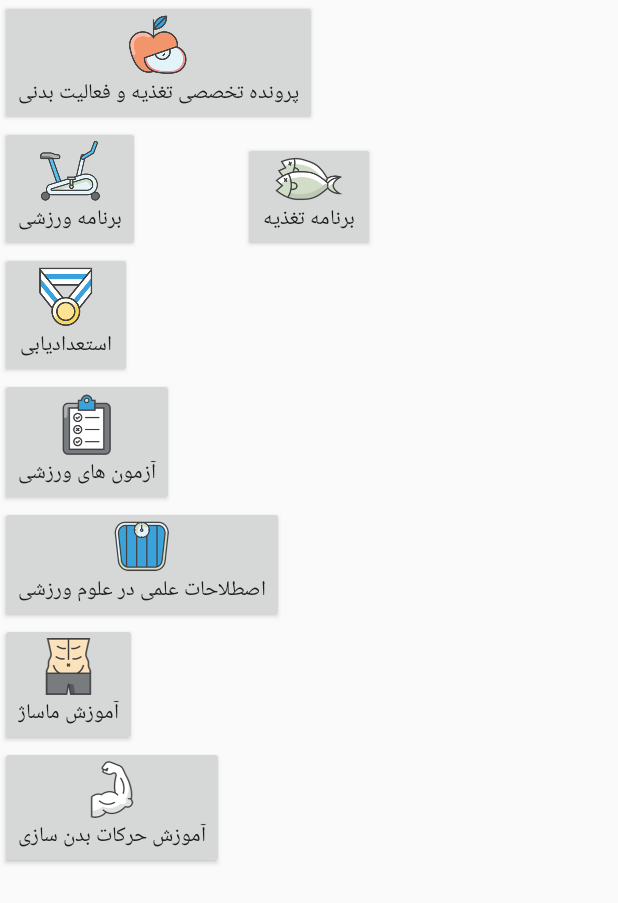
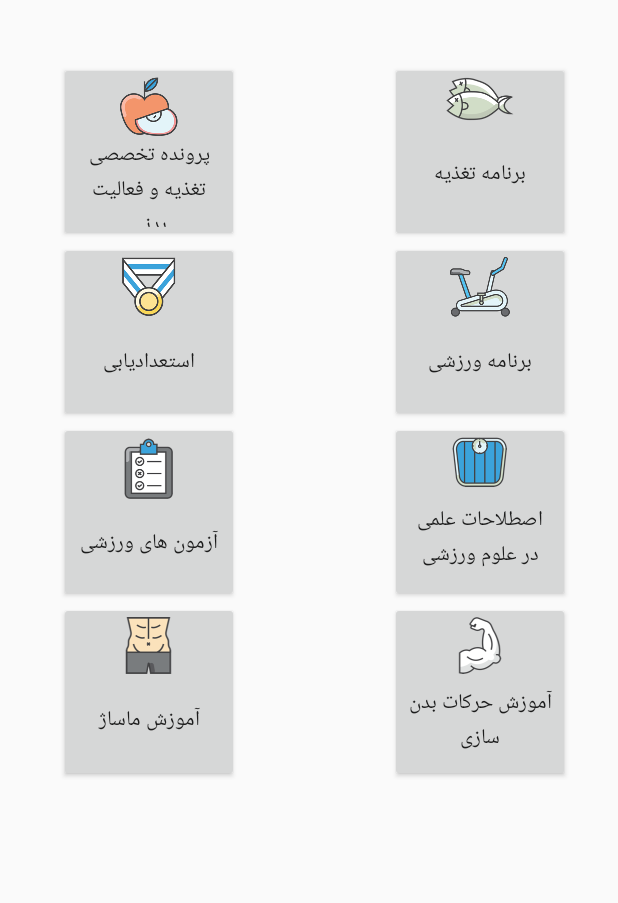
Before and after one commit to Geekologyir/Parvaneh, an Android app: the MenuActivity screen opened directly, with no data from a screen before it, on a phone screen of 412 x 824 dp. Shown: the top 903 px of the screen. Run offline under Robolectric (Android 15) with nearby library versions, the phone set to English and light mode, and no system bars.

Commit message:
Add activities menu1

```diff
--- a/app/build.gradle
+++ b/app/build.gradle
@@ -16,10 +16,11 @@ android {
             proguardFiles getDefaultProguardFile('proguard-android.txt'), 'proguard-rules.pro'
         }
     }
+    buildToolsVersion '25.0.3'
 }
 
 dependencies {
-    implementation fileTree(dir: 'libs', include: ['*.jar'])
+    implementation fileTree(include: ['*.jar'], dir: 'libs')
     implementation 'com.android.support:appcompat-v7:26.0.0-alpha1'
     implementation 'com.android.support.constraint:constraint-layout:1.0.0-alpha7'
     testImplementation 'junit:junit:4.12'
--- a/app/src/main/res/layout/activity_menu.xml
+++ b/app/src/main/res/layout/activity_menu.xml
@@ -7,69 +7,86 @@
 
     <Button
         android:id="@+id/document"
-        android:layout_width="wrap_content"
-        android:layout_height="wrap_content"
+        android:layout_width="120dp"
+        android:layout_height="120dp"
+        android:layout_above="@+id/ability"
         android:layout_alignParentLeft="true"
         android:layout_alignParentStart="true"
-        android:layout_alignParentTop="true"
+        android:layout_marginLeft="39dp"
+        android:layout_marginStart="39dp"
         android:drawableTop="@mipmap/apple"
         android:text="پرونده تخصصی تغذیه و فعالیت بدنی" />
 
     <Button
         android:id="@+id/spplan"
-        android:layout_width="wrap_content"
-        android:layout_height="wrap_content"
-        android:layout_below="@+id/document"
+        android:layout_width="120dp"
+        android:layout_height="120dp"
+        android:layout_alignLeft="@+id/fdplan"
+        android:layout_alignStart="@+id/fdplan"
+        android:layout_below="@+id/fdplan"
         android:drawableTop="@mipmap/exercisecycle"
         android:text="برنامه ورزشی" />
 
     <Button
         android:id="@+id/fdplan"
-        android:layout_width="wrap_content"
-        android:layout_height="wrap_content"
-        android:layout_alignBaseline="@+id/spplan"
-        android:layout_alignBottom="@+id/spplan"
-        android:layout_centerHorizontal="true"
+        android:layout_width="120dp"
+        android:layout_height="120dp"
+        android:layout_alignParentEnd="true"
+        android:layout_alignParentRight="true"
+        android:layout_alignParentTop="true"
+        android:layout_marginEnd="32dp"
+        android:layout_marginRight="32dp"
+        android:layout_marginTop="41dp"
         android:drawableTop="@mipmap/fish"
         android:text="برنامه تغذیه" />
 
     <Button
         android:id="@+id/ability"
-        android:layout_width="wrap_content"
-        android:layout_height="wrap_content"
+        android:layout_width="120dp"
+        android:layout_height="120dp"
+        android:layout_alignLeft="@+id/document"
+        android:layout_alignStart="@+id/document"
         android:layout_below="@+id/fdplan"
         android:drawableTop="@mipmap/medalion"
         android:text="استعدادیابی" />
 
     <Button
         android:id="@+id/sptest"
-        android:layout_width="wrap_content"
-        android:layout_height="wrap_content"
+        android:layout_width="120dp"
+        android:layout_height="120dp"
+        android:layout_alignLeft="@+id/ability"
+        android:layout_alignStart="@+id/ability"
         android:layout_below="@+id/ability"
         android:drawableTop="@mipmap/clipboard"
         android:text="آزمون های ورزشی" />
 
     <Button
         android:id="@+id/terminology"
-        android:layout_width="wrap_content"
-        android:layout_height="wrap_content"
-        android:layout_below="@+id/sptest"
+        android:layout_width="120dp"
+        android:layout_height="120dp"
+        android:layout_alignLeft="@+id/spplan"
+        android:layout_alignStart="@+id/spplan"
+        android:layout_below="@+id/spplan"
         android:drawableTop="@mipmap/weigher"
         android:text="اصطلاحات علمی در علوم ورزشی" />
 
     <Button
         android:id="@+id/massage"
-        android:layout_width="wrap_content"
-        android:layout_height="wrap_content"
-        android:layout_below="@+id/terminology"
+        android:layout_width="120dp"
+        android:layout_height="120dp"
+        android:layout_alignLeft="@+id/sptest"
+        android:layout_alignStart="@+id/sptest"
+        android:layout_below="@+id/sptest"
         android:drawableTop="@mipmap/waist"
         android:text="آموزش ماساژ" />
 
     <Button
         android:id="@+id/bodybld"
-        android:layout_width="wrap_content"
-        android:layout_height="wrap_content"
-        android:layout_below="@+id/massage"
+        android:layout_width="120dp"
+        android:layout_height="120dp"
+        android:layout_alignLeft="@+id/terminology"
+        android:layout_alignStart="@+id/terminology"
+        android:layout_below="@+id/sptest"
         android:drawableTop="@mipmap/handmuscle"
         android:text="آموزش حرکات بدن سازی" />
 </RelativeLayout>
```
